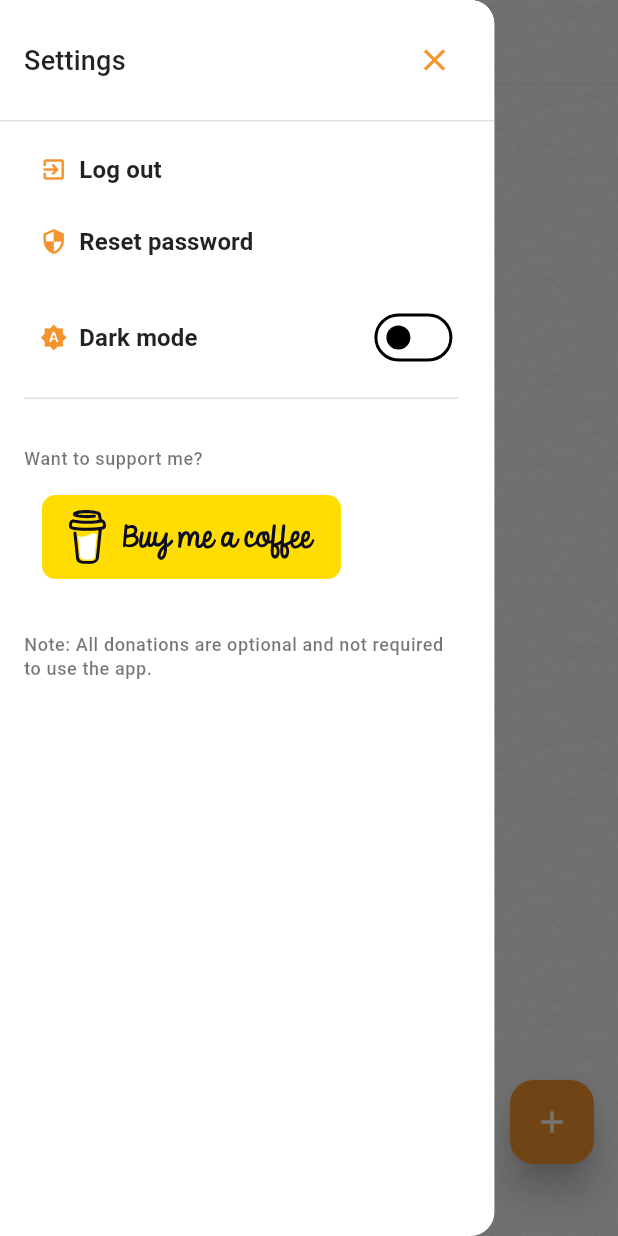
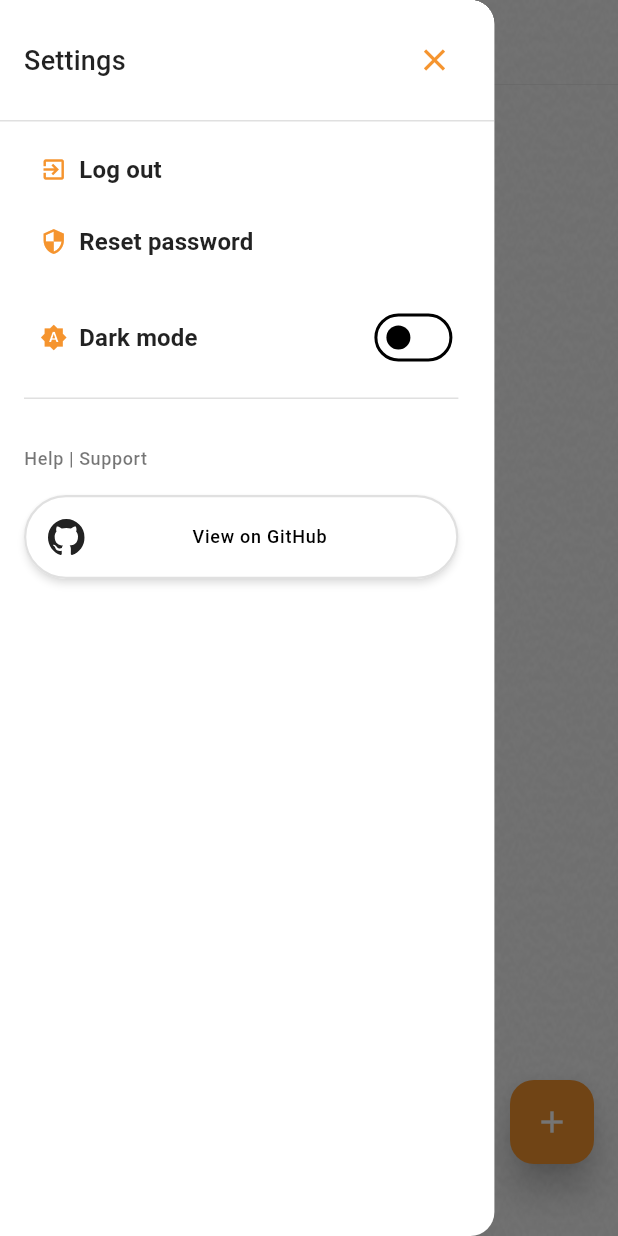
Before and after one commit to btbishop93/jumblebook, a Flutter app: the screen it shows once a user with an empty profile is signed in, with the side drawer open, on a phone screen of 412 x 824 dp. Run offline on Flutter 3.47's test engine with Material 3 defaults, Android fonts, the phone set to English and light mode, and no system bars; our stand-ins replace cloud_firestore, equatable, firebase_auth, firebase_core, flutter_bloc, flutter_svg and 5 more; accounts and stored records are empty.

Commit message:
Removing bmc

```diff
--- a/lib/features/notes/presentation/pages/notes_page.dart
+++ b/lib/features/notes/presentation/pages/notes_page.dart
@@ -30,8 +30,8 @@ class _NotesPageState extends State<NotesPage> {
   bool _canResetPassword = false;
   late final NotesBloc _notesBloc;
 
-  Future<void> _launchBuyMeACoffee() async {
-    final Uri url = Uri.parse('https://buymeacoffee.com/brendenbishop');
+  Future<void> _launchGitHub() async {
+    final Uri url = Uri.parse('https://github.com/btbishop93/jumblebook');
     if (!await launchUrl(url, mode: LaunchMode.externalApplication)) {
       if (!mounted) return;
       ScaffoldMessenger.of(context).showSnackBar(
@@ -181,7 +181,7 @@ class _NotesPageState extends State<NotesPage> {
                   ),
                   const SizedBox(height: 32),
                   Text(
-                    'Want to support me?',
+                    'Help | Support',
                     style: theme.textTheme.bodySmall?.copyWith(
                       fontWeight: FontWeight.w500,
                     ),
@@ -189,25 +189,49 @@ class _NotesPageState extends State<NotesPage> {
                   const SizedBox(height: 16),
                   SizedBox(
                     height: 56,
+                    width: double.infinity,
                     child: ElevatedButton(
-                      onPressed: _launchBuyMeACoffee,
+                      onPressed: _launchGitHub,
                       style: ElevatedButton.styleFrom(
                         backgroundColor: theme.scaffoldBackgroundColor,
                         elevation: 0,
-                        padding: const EdgeInsets.symmetric(horizontal: 12),
+                        padding: const EdgeInsets.symmetric(horizontal: 16),
+                        side: BorderSide(
+                          color: theme.dividerColor,
+                          width: 1.5,
+                        ),
+                        shadowColor: theme.shadowColor.withOpacity(0.5),
+                      ).copyWith(
+                        elevation: WidgetStateProperty.resolveWith<double>(
+                          (Set<WidgetState> states) {
+                            if (states.contains(WidgetState.hovered)) {
+                              return 4;
+                            }
+                            return 2;
+                          },
+                        ),
                       ),
-                      child: SvgPicture.asset(
-                        'assets/images/social/bmc-button.svg',
-                        height: 56,
-                        fit: BoxFit.contain,
+                      child: Row(
+                        mainAxisAlignment: MainAxisAlignment.start,
+                        children: [
+                          SvgPicture.asset(
+                            'assets/images/social/github-mark.svg',
+                            height: 24,
+                            colorFilter: ColorFilter.mode(
+                              theme.textTheme.labelLarge?.color ?? Colors.black,
+                              BlendMode.srcIn,
+                            ),
+                          ),
+                          Expanded(
+                            child: Center(
+                              child: Text(
+                                'View on GitHub',
+                                style: theme.textTheme.labelMedium,
+                              ),
+                            ),
+                          ),
+                        ],
                       ),
-                    ),
-                  ),
-                  const SizedBox(height: 36),
-                  Text(
-                    'Note: All donations are optional and not required to use the app.',
-                    style: theme.textTheme.bodySmall?.copyWith(
-                      fontWeight: FontWeight.w500,
                     ),
                   ),
                 ],
--- a/lib/features/notes/presentation/widgets/note_view.dart
+++ b/lib/features/notes/presentation/widgets/note_view.dart
@@ -3,6 +3,7 @@ import 'package:flutter/services.dart';
 import 'package:flutter_bloc/flutter_bloc.dart';
 import 'package:local_auth/local_auth.dart';
 import '../../domain/entities/note.dart';
+import '../../data/models/note_model.dart';
 import '../bloc/notes_bloc.dart';
 import '../bloc/notes_event.dart';
 import '../bloc/notes_state.dart';
@@ -303,7 +304,7 @@ class _NoteViewState extends State<NoteView> {
         if (state is NotesLoaded) {
           final updatedNote = state.notes.firstWhere(
             (note) => note.id == _note.id,
-            orElse: () => _note,
+            orElse: () => NoteModel.fromNote(state.notes.isNotEmpty ? state.notes.first : _note),
           );
           if (updatedNote != _note) {
             setState(() {
--- a/pubspec.yaml
+++ b/pubspec.yaml
@@ -72,7 +72,7 @@ flutter:
     - assets/images/background.png
     - assets/images/background-dark.png
     - assets/images/social/g_logo.svg
-    - assets/images/social/bmc-button.svg
+    - assets/images/social/github-mark.svg
 
   # An image asset can refer to one or more resolution-specific "variants", see
   # https://flutter.dev/assets-and-images/#resolution-aware.
```
Also changed, not shown: assets/images/social/bmc-button.svg (deleted), assets/images/social/github-mark.svg (added).
